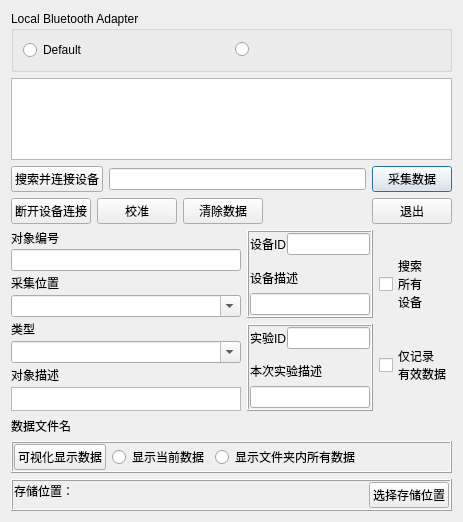
Above: chat.ui from curious-heart/pc_ble_chat before the change. Below: the same form after it.
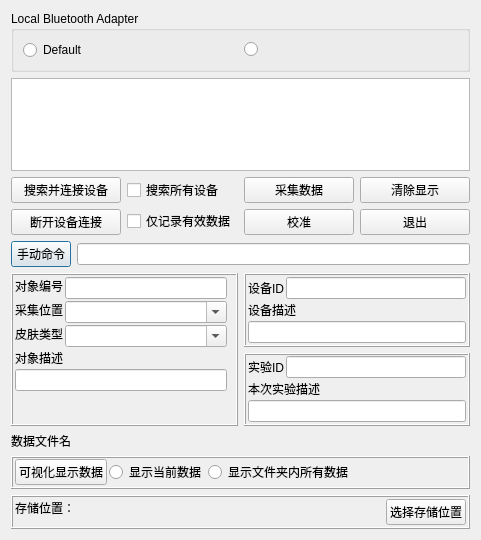
That is the form after the change.

What changed in the file:
```diff
--- a/chat.ui
+++ b/chat.ui
@@ -6,8 +6,8 @@
    <rect>
     <x>0</x>
     <y>0</y>
-    <width>463</width>
-    <height>522</height>
+    <width>481</width>
+    <height>540</height>
    </rect>
   </property>
   <property name="windowTitle">
@@ -79,7 +79,9 @@
       </layout>
      </item>
      <item>
-      <layout class="QHBoxLayout" name="horizontalLayout_4">
+      <layout class="QHBoxLayout" name="horizontalLayout_4" stretch="0,0,0,0">
+       <item>
+        <layout class="QVBoxLayout" name="verticalLayout_5">
        <item>
         <widget class="QPushButton" name="connectButton">
          <property name="layoutDirection">
@@ -91,23 +93,6 @@
         </widget>
        </item>
        <item>
-        <widget class="QLineEdit" name="sendText"/>
-       </item>
-       <item>
-        <widget class="QPushButton" name="sendButton">
-         <property name="text">
-          <string>采集数据</string>
-         </property>
-         <property name="default">
-          <bool>true</bool>
-         </property>
-        </widget>
-       </item>
-      </layout>
-     </item>
-     <item>
-      <layout class="QHBoxLayout" name="horizontalLayout_5">
-       <item>
         <widget class="QPushButton" name="disconnButton">
          <property name="layoutDirection">
           <enum>Qt::LeftToRight</enum>
@@ -117,6 +102,38 @@
          </property>
         </widget>
        </item>
+        </layout>
+       </item>
+       <item>
+        <layout class="QVBoxLayout" name="verticalLayout_14">
+         <item>
+          <widget class="QCheckBox" name="allDevcheckBox">
+           <property name="text">
+            <string>搜索所有设备</string>
+           </property>
+          </widget>
+         </item>
+         <item>
+          <widget class="QCheckBox" name="onlyValidDatacheckBox">
+           <property name="text">
+            <string>仅记录有效数据</string>
+           </property>
+          </widget>
+         </item>
+        </layout>
+       </item>
+       <item>
+        <layout class="QVBoxLayout" name="verticalLayout_12">
+         <item>
+          <widget class="QPushButton" name="sendButton">
+           <property name="text">
+            <string>采集数据</string>
+           </property>
+           <property name="default">
+            <bool>true</bool>
+           </property>
+          </widget>
+         </item>
        <item>
         <widget class="QPushButton" name="calibrationButton">
          <property name="text">
@@ -124,26 +141,17 @@
          </property>
         </widget>
        </item>
+        </layout>
+       </item>
+       <item>
+        <layout class="QVBoxLayout" name="verticalLayout_7">
        <item>
         <widget class="QPushButton" name="clearButton">
          <property name="text">
-          <string>清除数据</string>
+            <string>清除显示</string>
          </property>
         </widget>
        </item>
-       <item>
-        <spacer name="horizontalSpacer">
-         <property name="orientation">
-          <enum>Qt::Horizontal</enum>
-         </property>
-         <property name="sizeHint" stdset="0">
-          <size>
-           <width>40</width>
-           <height>20</height>
-          </size>
-         </property>
-        </spacer>
-       </item>
        <item>
         <widget class="QPushButton" name="quitButton">
          <property name="text">
@@ -153,14 +161,66 @@
        </item>
       </layout>
      </item>
+      </layout>
+     </item>
      <item>
-      <layout class="QHBoxLayout" name="horizontalLayout_8" stretch="0,0,0">
+      <layout class="QHBoxLayout" name="horizontalLayout_2">
        <item>
-        <layout class="QVBoxLayout" name="verticalLayout_5" stretch="0,0,0,0,0,0,0,0">
+        <widget class="QPushButton" name="sendButton_2">
+         <property name="sizePolicy">
+          <sizepolicy hsizetype="Maximum" vsizetype="Fixed">
+           <horstretch>0</horstretch>
+           <verstretch>0</verstretch>
+          </sizepolicy>
+         </property>
+         <property name="maximumSize">
+          <size>
+           <width>60</width>
+           <height>16777215</height>
+          </size>
+         </property>
+         <property name="text">
+          <string>手动命令</string>
+         </property>
+         <property name="default">
+          <bool>true</bool>
+         </property>
+        </widget>
+       </item>
+       <item>
+        <widget class="QLineEdit" name="sendText"/>
+       </item>
+      </layout>
+     </item>
+     <item>
+      <layout class="QHBoxLayout" name="horizontalLayout_8" stretch="0,0">
+       <property name="bottomMargin">
+        <number>0</number>
+       </property>
+       <item>
+        <widget class="QFrame" name="frame_5">
+         <property name="frameShape">
+          <enum>QFrame::Box</enum>
+         </property>
+         <property name="frameShadow">
+          <enum>QFrame::Raised</enum>
+         </property>
+         <layout class="QVBoxLayout" name="verticalLayout_11">
          <property name="spacing">
-          <number>3</number>
+           <number>2</number>
+          </property>
+          <property name="leftMargin">
+           <number>2</number>
+          </property>
+          <property name="topMargin">
+           <number>2</number>
+          </property>
+          <property name="bottomMargin">
+           <number>2</number>
          </property>
          <item>
+           <layout class="QFormLayout" name="formLayout_3">
+            <item row="0" column="0">
           <widget class="QLabel" name="number_label">
            <property name="sizePolicy">
             <sizepolicy hsizetype="Preferred" vsizetype="Fixed">
@@ -179,7 +239,7 @@
            </property>
           </widget>
          </item>
-         <item>
+            <item row="0" column="1">
           <widget class="QLineEdit" name="numberTextEdit">
            <property name="sizePolicy">
             <sizepolicy hsizetype="Preferred" vsizetype="Fixed">
@@ -189,7 +249,7 @@
            </property>
           </widget>
          </item>
-         <item>
+            <item row="1" column="0">
           <widget class="QLabel" name="posLabel">
            <property name="sizePolicy">
             <sizepolicy hsizetype="Preferred" vsizetype="Fixed">
@@ -202,14 +262,14 @@
            </property>
           </widget>
          </item>
-         <item>
+            <item row="1" column="1">
           <widget class="QComboBox" name="posComboBox">
            <property name="editable">
             <bool>true</bool>
            </property>
           </widget>
          </item>
-         <item>
+            <item row="2" column="0">
           <widget class="QLabel" name="skinTypeLabel">
            <property name="sizePolicy">
             <sizepolicy hsizetype="Preferred" vsizetype="Fixed">
@@ -218,17 +278,19 @@
             </sizepolicy>
            </property>
            <property name="text">
-            <string>类型</string>
+               <string>皮肤类型</string>
            </property>
           </widget>
          </item>
-         <item>
+            <item row="2" column="1">
           <widget class="QComboBox" name="skinTypeComboBox">
            <property name="editable">
             <bool>true</bool>
            </property>
           </widget>
          </item>
+           </layout>
+          </item>
          <item>
           <widget class="QLabel" name="objDescLabel">
            <property name="sizePolicy">
@@ -243,22 +305,23 @@
           </widget>
          </item>
          <item>
-          <widget class="QTextEdit" name="objDescTextEdit">
-           <property name="sizePolicy">
-            <sizepolicy hsizetype="Preferred" vsizetype="Preferred">
-             <horstretch>0</horstretch>
-             <verstretch>0</verstretch>
-            </sizepolicy>
-           </property>
-           <property name="maximumSize">
+           <widget class="QLineEdit" name="lineEdit_9"/>
+          </item>
+          <item>
+           <spacer name="verticalSpacer_2">
+            <property name="orientation">
+             <enum>Qt::Vertical</enum>
+            </property>
+            <property name="sizeHint" stdset="0">
             <size>
-             <width>16777215</width>
-             <height>24</height>
-            </size>
-           </property>
-          </widget>
-         </item>
-        </layout>
+              <width>20</width>
+              <height>40</height>
+             </size>
+            </property>
+           </spacer>
+          </item>
+         </layout>
+        </widget>
        </item>
        <item>
         <layout class="QVBoxLayout" name="verticalLayout_8" stretch="0,0">
@@ -272,19 +335,19 @@
            </property>
            <layout class="QVBoxLayout" name="verticalLayout_9">
             <property name="spacing">
-             <number>1</number>
+             <number>2</number>
             </property>
             <property name="leftMargin">
-             <number>1</number>
+             <number>2</number>
             </property>
             <property name="topMargin">
-             <number>1</number>
+             <number>2</number>
             </property>
             <property name="rightMargin">
-             <number>1</number>
+             <number>2</number>
             </property>
             <property name="bottomMargin">
-             <number>1</number>
+             <number>2</number>
             </property>
             <item>
              <layout class="QFormLayout" name="formLayout">
@@ -323,19 +386,19 @@
            </property>
            <layout class="QVBoxLayout" name="verticalLayout_10">
             <property name="spacing">
-             <number>1</number>
+             <number>2</number>
             </property>
             <property name="leftMargin">
-             <number>1</number>
+             <number>2</number>
             </property>
             <property name="topMargin">
              <number>1</number>
             </property>
             <property name="rightMargin">
-             <number>1</number>
+             <number>2</number>
             </property>
             <property name="bottomMargin">
-             <number>1</number>
+             <number>2</number>
             </property>
             <item>
              <layout class="QFormLayout" name="formLayout_2">
@@ -366,27 +429,6 @@
          </item>
         </layout>
        </item>
-       <item>
-        <layout class="QVBoxLayout" name="verticalLayout_7">
-         <item>
-          <widget class="QCheckBox" name="allDevcheckBox">
-           <property name="text">
-            <string>搜索
-所有
-设备</string>
-           </property>
-          </widget>
-         </item>
-         <item>
-          <widget class="QCheckBox" name="onlyValidDatacheckBox">
-           <property name="text">
-            <string>仅记录
-有效数据</string>
-           </property>
-          </widget>
-         </item>
-        </layout>
-       </item>
       </layout>
      </item>
      <item>
@@ -427,17 +469,20 @@
         <enum>QFrame::Raised</enum>
        </property>
        <layout class="QHBoxLayout" name="horizontalLayout_11">
+        <property name="spacing">
+         <number>2</number>
+        </property>
         <property name="leftMargin">
-         <number>1</number>
+         <number>2</number>
         </property>
         <property name="topMargin">
          <number>1</number>
         </property>
         <property name="rightMargin">
-         <number>1</number>
+         <number>2</number>
         </property>
         <property name="bottomMargin">
-         <number>1</number>
+         <number>2</number>
         </property>
         <item>
          <widget class="QPushButton" name="fileVisualButton">
@@ -485,20 +530,37 @@
         <enum>QFrame::Raised</enum>
        </property>
        <layout class="QHBoxLayout" name="horizontalLayout_10" stretch="0,0,0">
+        <property name="spacing">
+         <number>2</number>
+        </property>
         <property name="leftMargin">
-         <number>1</number>
+         <number>2</number>
         </property>
         <property name="topMargin">
-         <number>1</number>
+         <number>2</number>
         </property>
         <property name="rightMargin">
-         <number>1</number>
+         <number>2</number>
         </property>
         <property name="bottomMargin">
-         <number>1</number>
+         <number>2</number>
         </property>
+        <item>
+         <layout class="QVBoxLayout" name="verticalLayout_13">
         <item>
          <widget class="QLabel" name="storePathLabel">
+            <property name="sizePolicy">
+             <sizepolicy hsizetype="Preferred" vsizetype="Fixed">
+              <horstretch>0</horstretch>
+              <verstretch>0</verstretch>
+             </sizepolicy>
+            </property>
+            <property name="maximumSize">
+             <size>
+              <width>16777215</width>
+              <height>16</height>
+             </size>
+            </property>
           <property name="text">
            <string>存储位置：</string>
           </property>
@@ -508,6 +570,23 @@
          </widget>
         </item>
         <item>
+           <spacer name="verticalSpacer_3">
+            <property name="orientation">
+             <enum>Qt::Vertical</enum>
+            </property>
+            <property name="sizeHint" stdset="0">
+             <size>
+              <width>20</width>
+              <height>40</height>
+             </size>
+            </property>
+           </spacer>
+          </item>
+         </layout>
+        </item>
+        <item>
+         <layout class="QVBoxLayout" name="verticalLayout_15">
+          <item>
          <widget class="QLabel" name="storePathDisplay">
           <property name="sizePolicy">
            <sizepolicy hsizetype="Expanding" vsizetype="Preferred">
@@ -515,6 +594,12 @@
             <verstretch>0</verstretch>
            </sizepolicy>
           </property>
+            <property name="maximumSize">
+             <size>
+              <width>16777215</width>
+              <height>48</height>
+             </size>
+            </property>
           <property name="text">
            <string/>
           </property>
@@ -525,6 +610,21 @@
            <bool>true</bool>
           </property>
          </widget>
+          </item>
+          <item>
+           <spacer name="verticalSpacer_4">
+            <property name="orientation">
+             <enum>Qt::Vertical</enum>
+            </property>
+            <property name="sizeHint" stdset="0">
+             <size>
+              <width>20</width>
+              <height>40</height>
+             </size>
+            </property>
+           </spacer>
+          </item>
+         </layout>
         </item>
         <item>
          <layout class="QVBoxLayout" name="verticalLayout_3">
```
Lines whose indentation alone changed are shown as unchanged.
